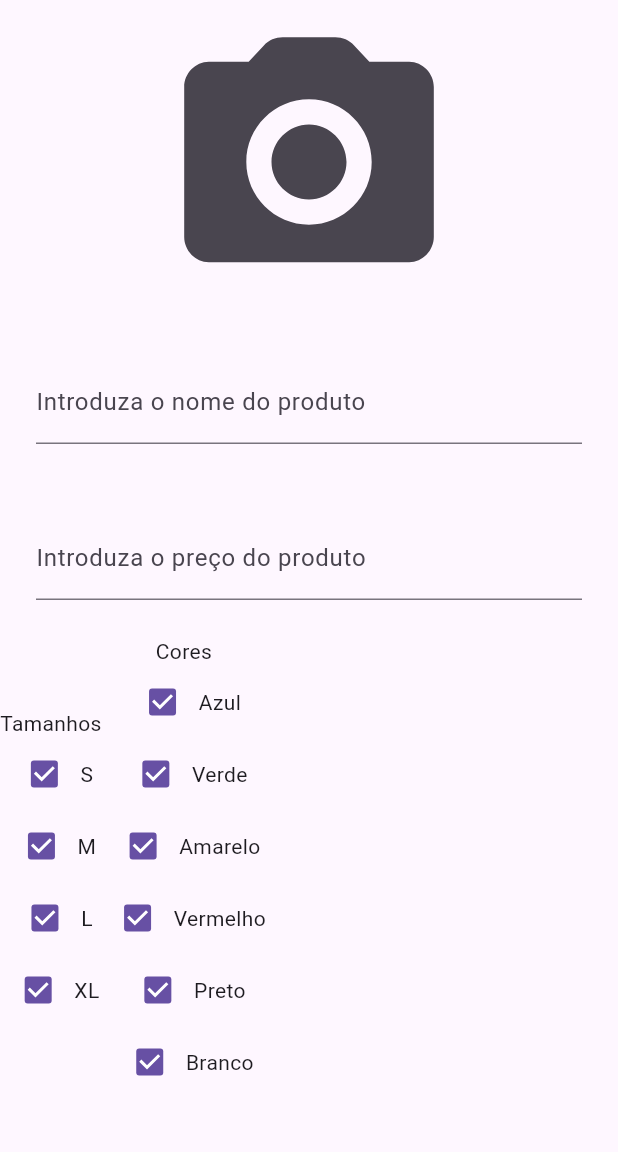
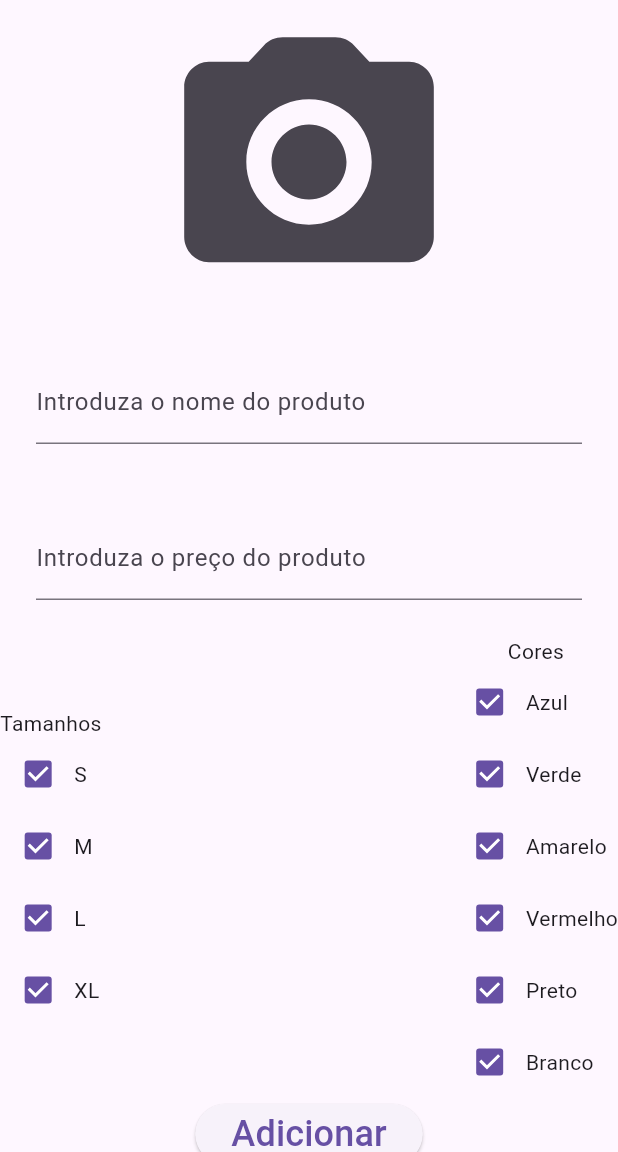
Before and after one commit to AfonsoLuis4758/Projeto, a Flutter app: the CreationPage screen opened by its route, on a phone screen of 412 x 824 dp, the part 84-1236 px from its top. Run offline on Flutter 3.47's test engine with Material 3 defaults, Android fonts, the phone set to English and light mode, and no system bars.

Commit message:
adjusted creation page

```diff
--- a/lib/pages/creation_page.dart
+++ b/lib/pages/creation_page.dart
@@ -49,7 +49,9 @@ class CreationPage extends StatelessWidget {
               Column(
                 children: [
                   const Text("Tamanhos"),
-                  Column(children: [
+                  Column(
+                      crossAxisAlignment: CrossAxisAlignment.start,
+                      children: [
                         Row(
                           children: [
                             Checkbox(value: true, onChanged: (value) {}),
@@ -77,10 +79,13 @@ class CreationPage extends StatelessWidget {
                       ]),
                 ],
               ),
+              Expanded(child: SizedBox()),
               Column(
                 children: [
                   const Text("Cores"),
-                  Column(children: [
+                  Column(
+                      crossAxisAlignment: CrossAxisAlignment.start,
+                      children: [
                         Row(
                           children: [
                             Checkbox(value: true, onChanged: (value) {}),
@@ -122,6 +127,13 @@ class CreationPage extends StatelessWidget {
               ),
             ],
           ),
+          Expanded(child: SizedBox()),
+          ElevatedButton(
+              onPressed: () {},
+              child: const Text(
+                "Adicionar",
+                style: TextStyle(fontSize: 24),
+              )),
         ],
       )),
     );
--- a/lib/pages/item_page.dart
+++ b/lib/pages/item_page.dart
@@ -1,5 +1,4 @@
 import 'package:flutter/material.dart';
-import 'package:project/pages/main_page.dart';
 
 class ItemPage extends StatefulWidget {
   const ItemPage({super.key});
--- a/lib/pages/main_page.dart
+++ b/lib/pages/main_page.dart
@@ -1,5 +1,4 @@
 import 'package:flutter/material.dart';
-import 'dart:developer';
 import 'package:project/pages/cart_page.dart';
 import 'package:project/pages/menu_page.dart';
 import 'package:project/pages/search_page.dart';
```
Lines whose indentation alone changed are shown as unchanged.
